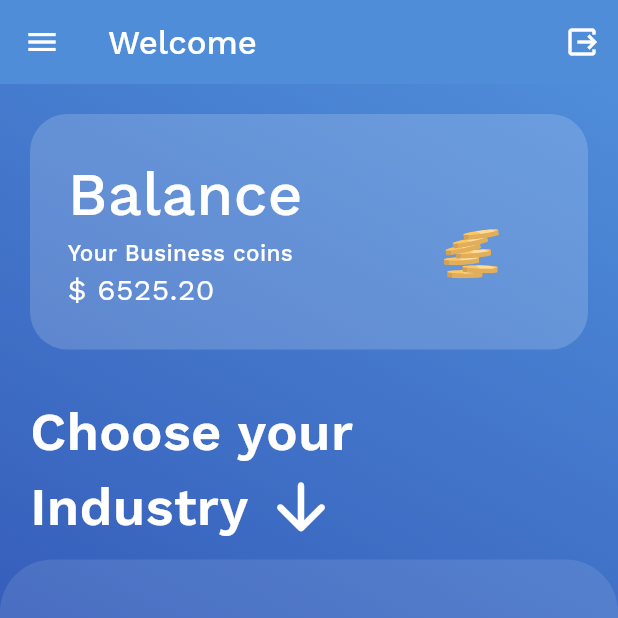
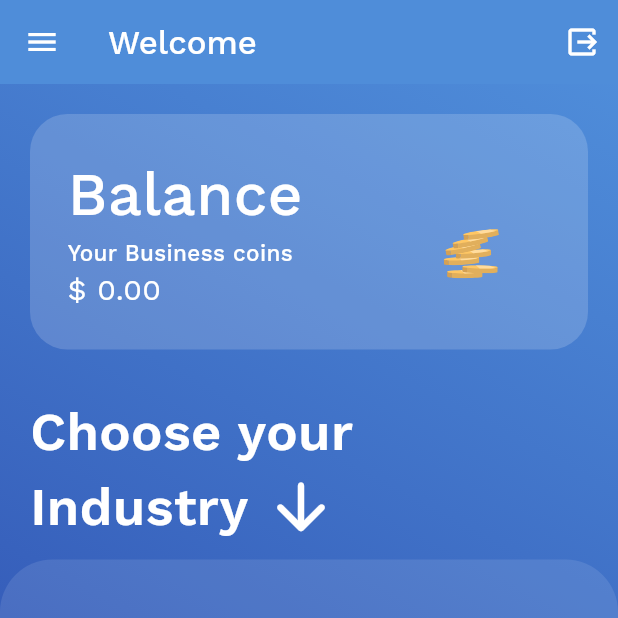
Before and after one commit to jayneeel/Neru-Lending-App, a Flutter app: the DashboardScreen screen opened directly, after a tap on the "menu" icon, after a tap on the "output" icon, on a phone screen of 412 x 824 dp, the top half of it. Run offline on Flutter 3.47's test engine with Material 3 defaults, Android fonts, the light colour scheme and no system bars; our stand-ins replace cloud_firestore, firebase_core, get, lottie, shimmer; accounts and stored records are empty.

Commit message:
- business coins and controller refactored

```diff
--- a/lib/presentation/dashboard/controllers/industry_controller.dart
+++ b/lib/presentation/dashboard/controllers/industry_controller.dart
@@ -1,30 +1,30 @@
-import "package:cloud_firestore/cloud_firestore.dart";
+import 'package:cloud_firestore/cloud_firestore.dart';
 import 'package:get/get.dart';
 
-import '../model/industry_response_model.dart';
-
-class IndustryController extends GetxController {
-  var industryList = <Industry>[].obs;
-  var isLoading = true.obs;
+class DashboardController extends GetxController {
+  final fetchIndustries = FirebaseFirestore.instance.collection("industries").snapshots();
+  var balance = 0.0.obs;
 
   @override
   void onInit() {
-    fetchIndustries();
     super.onInit();
+    fetchBalance();
   }
 
-  void fetchIndustries() async {
+  void fetchBalance() async {
     try {
-      isLoading(true);
-      QuerySnapshot snapshot = await FirebaseFirestore.instance.collection('industries').get();
-      var industries = snapshot.docs.map((doc) => Industry.fromJson(doc.data() as Map<String, dynamic>)).toList();
-      print("***********");
-      print(industries);
-      industryList.assignAll(industries);
+      DocumentSnapshot documentSnapshot = await FirebaseFirestore.instance
+          .collection('balance')
+          .doc('business_coins')
+          .get();
+
+      if (documentSnapshot.exists) {
+        balance.value = documentSnapshot.get('balance');
+      } else {
+        print('Document does not exist');
+      }
     } catch (e) {
-      Get.snackbar('Error', e.toString(),);
-    } finally {
-      isLoading(false);
+      print('Error fetching balance: $e');
     }
   }
 }
--- a/lib/presentation/dashboard/screens/dashboard_screen.dart
+++ b/lib/presentation/dashboard/screens/dashboard_screen.dart
@@ -1,6 +1,8 @@
 import 'package:cloud_firestore/cloud_firestore.dart';
 import 'package:flutter/material.dart';
+import 'package:get/get.dart';
 import 'package:lottie/lottie.dart';
+import 'package:neru_lending_app/presentation/dashboard/controllers/industry_controller.dart';
 import 'package:neru_lending_app/presentation/dashboard/widgets/counter_balance_text.dart';
 import 'package:neru_lending_app/presentation/dashboard/widgets/industry_card.dart';
 import 'package:neru_lending_app/presentation/dashboard/widgets/shimmer_list.dart';
@@ -12,6 +14,7 @@ class DashboardScreen extends StatelessWidget {
 
   @override
   Widget build(BuildContext context) {
+    final DashboardController controller = Get.put(DashboardController());
     return Scaffold(
       appBar: AppBar(
         backgroundColor: ConstantColors.gradientStopColor,
@@ -52,7 +55,7 @@ class DashboardScreen extends StatelessWidget {
         child: Column(
           crossAxisAlignment: CrossAxisAlignment.start,
           children: [
-            const LiveBalanceCard(),
+            Obx(()=> LiveBalanceCard(balance: controller.balance.value,)),
             const Padding(
               padding: EdgeInsets.symmetric(horizontal: 20, vertical: 10),
               child: Column(
@@ -86,7 +89,7 @@ class DashboardScreen extends StatelessWidget {
                   borderRadius: const BorderRadius.only(topLeft: Radius.circular(35), topRight: Radius.circular(35)),
                 ),
                 child: StreamBuilder<QuerySnapshot<Map<String, dynamic>>>(
-                      stream: FirebaseFirestore.instance.collection("industries").snapshots(),
+                      stream: controller.fetchIndustries,
                       builder: (BuildContext context, AsyncSnapshot<QuerySnapshot<Map<String, dynamic>>> snapshot) {
                         if (snapshot.hasError) return Text('Error = ${snapshot.error}');
                         if (snapshot.hasData){
@@ -115,8 +118,9 @@ class DashboardScreen extends StatelessWidget {
 
 class LiveBalanceCard extends StatelessWidget {
   const LiveBalanceCard({
-    super.key,
+    super.key, required this.balance,
   });
+  final double balance;
 
   @override
   Widget build(BuildContext context) {
@@ -149,13 +153,13 @@ class LiveBalanceCard extends StatelessWidget {
                       style: TextStyle(
                           fontFamily: ConstantFonts.workSansMedium, color: ConstantColors.whiteColor, fontSize: 15),
                     ),
-                    const CounterBalanceText(
+                    CounterBalanceText(
                       begin: 0,
-                      end: 6525.2,
-                      duration: Duration(seconds: 2),
+                      end: balance,
+                      duration: const Duration(seconds: 2),
                       prefix: "\$ ",
                       precision: 2,
-                      style: TextStyle(color: Pallete.whiteColor, fontSize: 20),
+                      style: const TextStyle(color: Pallete.whiteColor, fontSize: 20),
                     ),
                   ],
                 ),
```
